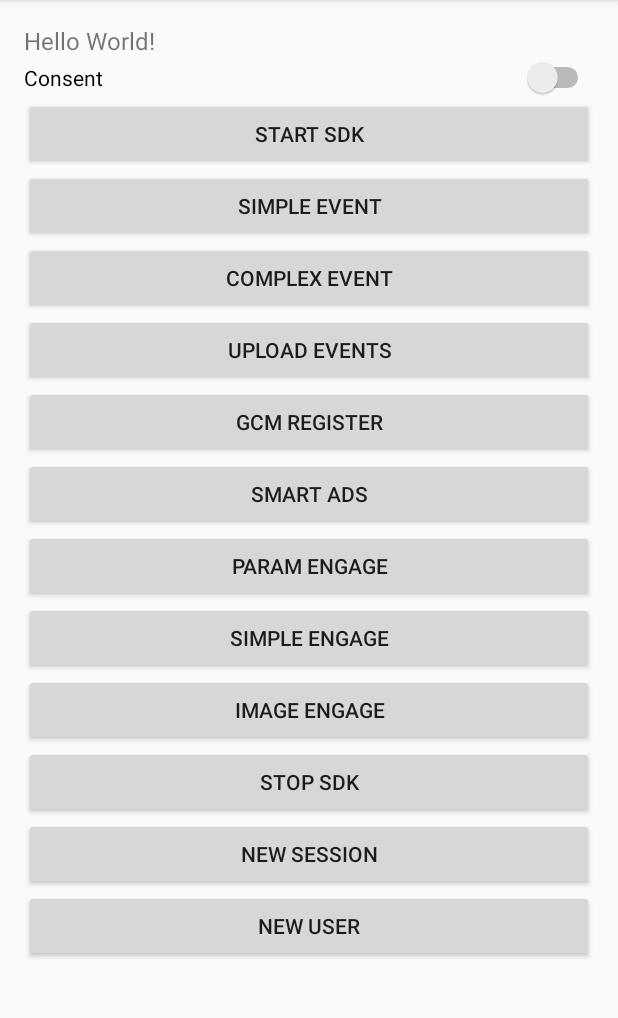
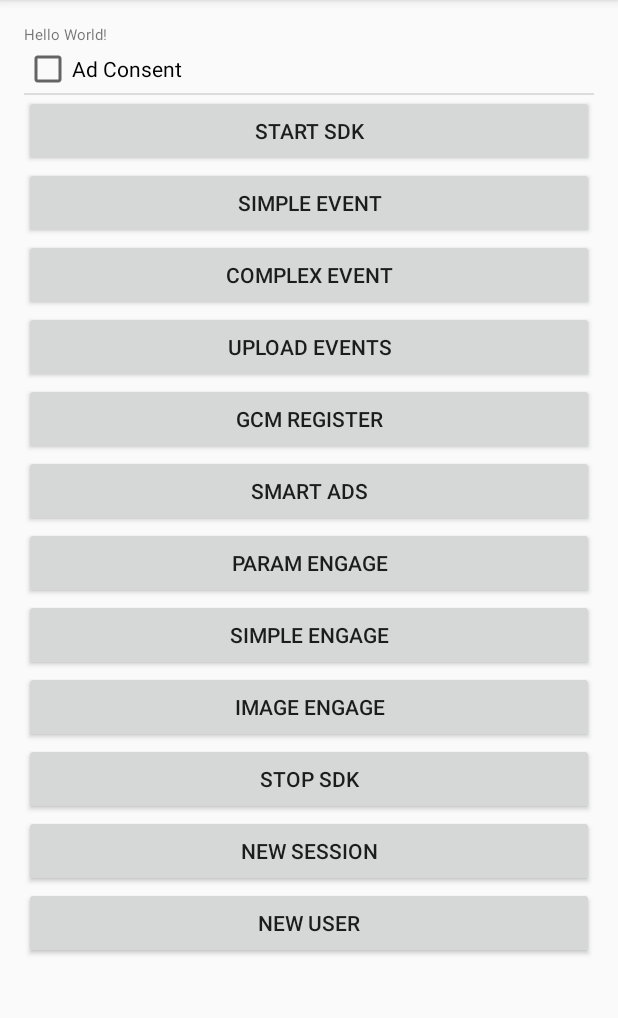
Before and after one commit to StevenStip/AndroidSDKintegration, an Android app: the screen it shows after launch (MainActivity), on a phone screen of 412 x 824 dp, the part 84-1102 px from its top. Run offline under Robolectric (Android 15) with nearby library versions, the phone set to English and light mode, and no system bars; libraries missing offline, so code that uses them is left out: com.deltadna.android; 5 statements that could not run were skipped.

Commit message:
issue on consent

```diff
--- a/app/src/main/java/nl/klaukon/androidsdkintegration/MainActivity.java
+++ b/app/src/main/java/nl/klaukon/androidsdkintegration/MainActivity.java
@@ -5,6 +5,8 @@ import android.os.Bundle;
 import android.util.Log;
 import android.view.View;
 import android.widget.Button;
+import android.widget.CheckBox;
+import android.widget.CompoundButton;
 import android.widget.Switch;
 import android.widget.TextView;
 
@@ -16,6 +18,7 @@ import com.deltadna.android.sdk.Transaction;
 import com.deltadna.android.sdk.ads.DDNASmartAds;
 import com.deltadna.android.sdk.ads.InterstitialAd;
 import com.deltadna.android.sdk.ads.RewardedAd;
+import com.deltadna.android.sdk.helpers.Settings;
 import com.deltadna.android.sdk.notifications.DDNANotifications;
 
 import java.util.UUID;
@@ -32,31 +35,33 @@ public class MainActivity extends AppCompatActivity {
         DDNA.instance().startSdk();
 
         setContentView(nl.klaukon.androidsdkintegration.R.layout.activity_main);
-        final TextView textLabel = (TextView) findViewById(nl.klaukon.androidsdkintegration.R.id.textLabel);
-        Button startSdkButton = (Button) findViewById(nl.klaukon.androidsdkintegration.R.id.StartSDK);
-        Button simpleEventButton = (Button) findViewById(nl.klaukon.androidsdkintegration.R.id.simpleEvent);
-        Button complexEventButton = (Button) findViewById(nl.klaukon.androidsdkintegration.R.id.complexEvent);
-        Button upLoadEventsButton = (Button) findViewById(nl.klaukon.androidsdkintegration.R.id.uploadEvents);
-        Button newSessionButton = (Button) findViewById(nl.klaukon.androidsdkintegration.R.id.newSession);
-        Button newUserButton = (Button) findViewById(nl.klaukon.androidsdkintegration.R.id.newUser);
-        Button stopSDKButton = (Button) findViewById(nl.klaukon.androidsdkintegration.R.id.stopSDK);
-        Button simpleEngageButton = (Button) findViewById(nl.klaukon.androidsdkintegration.R.id.simpleEngage);
-        Button paramEngageButton = (Button) findViewById(nl.klaukon.androidsdkintegration.R.id.paramEngage);
-        Button imageEngageButton = (Button) findViewById(nl.klaukon.androidsdkintegration.R.id.imageEngage);
-        Button smartAdsButton = (Button) findViewById(nl.klaukon.androidsdkintegration.R.id.smartAds);
-        Button notificationsRegisterButton = (Button) findViewById(nl.klaukon.androidsdkintegration.R.id.notifications);
-        final Switch consentSwitch = (Switch) findViewById(R.id.consentSwitch);;
-
-        assert consentSwitch != null;
-        consentSwitch.setOnClickListener(new View.OnClickListener() {
-                                             @Override
-                                             public void onClick(View v) {
-                                             }
-                                         }
-            );
+        final TextView textLabel = (TextView) findViewById(R.id.textLabel);
+        Button startSdkButton = (Button) findViewById(R.id.StartSDK);
+        Button simpleEventButton = (Button) findViewById(R.id.simpleEvent);
+        Button complexEventButton = (Button) findViewById(R.id.complexEvent);
+        Button upLoadEventsButton = (Button) findViewById(R.id.uploadEvents);
+        Button newSessionButton = (Button) findViewById(R.id.newSession);
+        Button newUserButton = (Button) findViewById(R.id.newUser);
+        Button stopSDKButton = (Button) findViewById(R.id.stopSDK);
+        Button simpleEngageButton = (Button) findViewById(R.id.simpleEngage);
+        Button paramEngageButton = (Button) findViewById(R.id.paramEngage);
+        Button imageEngageButton = (Button) findViewById(R.id.imageEngage);
+        Button smartAdsButton = (Button) findViewById(R.id.smartAds);
+        Button notificationsRegisterButton = (Button) findViewById(R.id.notifications);
+        final CheckBox consentSwitch = (CheckBox) findViewById(R.id.adConsent);;
 
 
-                assert smartAdsButton != null;
+        consentSwitch.setOnCheckedChangeListener(new CompoundButton.OnCheckedChangeListener() {
+            @Override
+            public void onCheckedChanged(CompoundButton buttonView, boolean isChecked) {
+                DDNASmartAds.instance().getSettings()
+                        .setUserConsent(isChecked);
+                DDNA.instance().newSession();
+
+            }
+        });
+
+
         smartAdsButton.setOnClickListener(new View.OnClickListener() {
             @Override
             public void onClick(View v) {
@@ -81,18 +86,19 @@ public class MainActivity extends AppCompatActivity {
         });
 
 
-        assert startSdkButton != null;
         startSdkButton.setOnClickListener(new View.OnClickListener() {
             @Override
             public void onClick(View v) {
                 Log.d(TAG, "startSDK");
                 DDNA.instance().startSdk();
                 String userId = DDNA.instance().getUserId();
+                DDNA.instance().getSettings().setDebugMode(true);
+
                 Log.d(TAG, "SDK started with userID " + userId);
                 textLabel.setText("SDK started with userId: " + userId);
             }
         });
-        assert notificationsRegisterButton != null;
+
         notificationsRegisterButton.setOnClickListener(new View.OnClickListener() {
             @Override
             public void onClick(View v) {
@@ -104,7 +110,6 @@ public class MainActivity extends AppCompatActivity {
             }
         });
 
-        assert simpleEventButton != null;
         simpleEventButton.setOnClickListener(new View.OnClickListener() {
             @Override
             public void onClick(View v) {
@@ -118,7 +123,6 @@ public class MainActivity extends AppCompatActivity {
             }
         });
 
-        assert complexEventButton != null;
         complexEventButton.setOnClickListener(new View.OnClickListener() {
             @Override
             public void onClick(View v) {
@@ -151,7 +155,6 @@ public class MainActivity extends AppCompatActivity {
             }
         });
 
-        assert upLoadEventsButton != null;
         upLoadEventsButton.setOnClickListener(new View.OnClickListener() {
             @Override
             public void onClick(View v) {
@@ -160,7 +163,6 @@ public class MainActivity extends AppCompatActivity {
             }
         });
 
-        assert newSessionButton != null;
         newSessionButton.setOnClickListener(new View.OnClickListener() {
             @Override
             public void onClick(View v) {
@@ -176,7 +178,6 @@ public class MainActivity extends AppCompatActivity {
             }
         });
 
-        assert newUserButton != null;
         newUserButton.setOnClickListener(new View.OnClickListener() {
             @Override
             public void onClick(View v) {
@@ -190,7 +191,6 @@ public class MainActivity extends AppCompatActivity {
             }
         });
 
-        assert simpleEngageButton != null;
         simpleEngageButton.setOnClickListener(new View.OnClickListener() {
             @Override
             public void onClick(View v) {
@@ -213,7 +213,6 @@ public class MainActivity extends AppCompatActivity {
         });
 
 
-        assert imageEngageButton != null;
         imageEngageButton.setOnClickListener(new View.OnClickListener() {
             @Override
             public void onClick(View v) {
@@ -225,7 +224,6 @@ public class MainActivity extends AppCompatActivity {
         });
 
 
-        assert stopSDKButton != null;
         stopSDKButton.setOnClickListener(new View.OnClickListener() {
             @Override
             public void onClick(View v) {
--- a/app/src/main/res/layout/activity_main.xml
+++ b/app/src/main/res/layout/activity_main.xml
@@ -15,7 +15,19 @@
         android:layout_width="match_parent"
         android:layout_height="wrap_content"
         android:text="Hello World!"
-        android:textSize="@dimen/activity_horizontal_margin" />
+        android:textSize="10sp" />
+
+    <CheckBox
+        android:id="@+id/adConsent"
+        android:layout_width="match_parent"
+        android:layout_height="wrap_content"
+        android:text="Ad Consent" />
+
+    <View
+        android:id="@+id/divider"
+        android:layout_width="match_parent"
+        android:layout_height="1dp"
+        android:background="?android:attr/listDivider" />
 
     <ScrollView
         android:layout_width="match_parent"
@@ -25,12 +37,6 @@
             android:layout_width="match_parent"
             android:layout_height="wrap_content"
             android:orientation="vertical">
-
-            <Switch
-                android:id="@+id/consentSwitch"
-                android:layout_width="match_parent"
-                android:layout_height="wrap_content"
-                android:text="Consent" />
 
             <Button
                 android:id="@+id/StartSDK"
@@ -115,6 +121,7 @@
                 android:layout_height="wrap_content"
                 android:layout_weight="1"
                 android:text="new user" />
+
         </LinearLayout>
     </ScrollView>
 
```
Also changed, not shown: app/build.gradle (+19 -20 lines).
